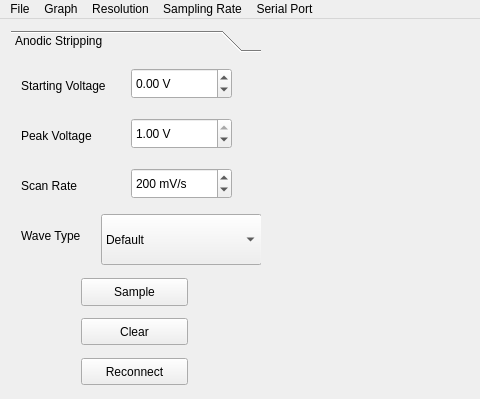
Old version of the form mainwindow.ui in the repository UCDiGEM/aldeSens; both pictures show x 0 to 480 and y 0 to 399 of the 1000 by 654 pixel window.
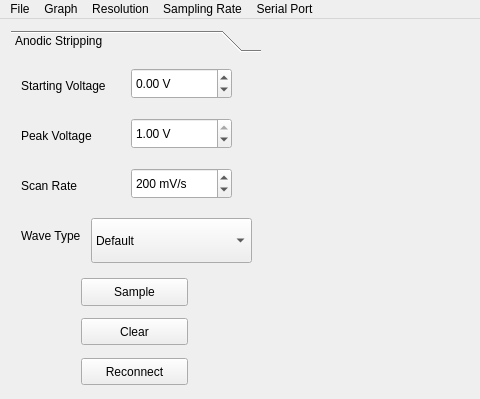
New version of the form. Custom widgets are drawn as their Qt base class.

What changed in the file:
```diff
--- a/mainwindow.ui
+++ b/mainwindow.ui
@@ -201,10 +201,10 @@
        <widget class="QComboBox" name="ASwaveType">
         <property name="geometry">
          <rect>
-          <x>90</x>
-          <y>156</y>
+          <x>80</x>
+          <y>160</y>
           <width>161</width>
-          <height>51</height>
+          <height>45</height>
          </rect>
         </property>
         <item>
```
Left out of the diff: 4 changed lines with no effect on the pictures.
